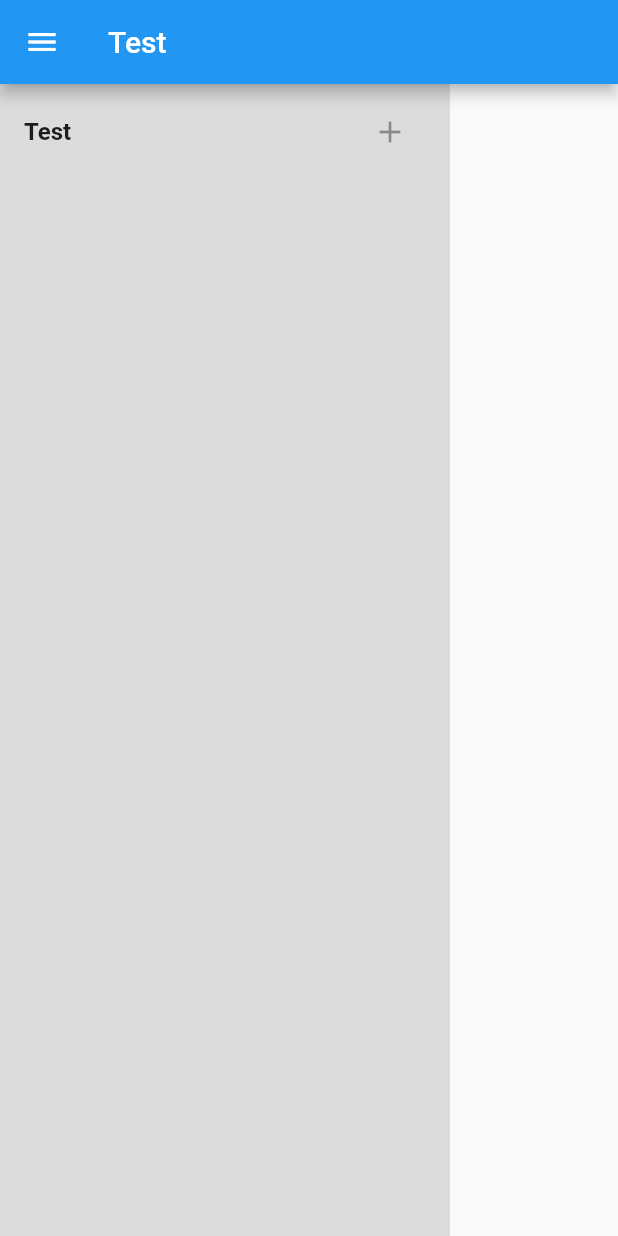
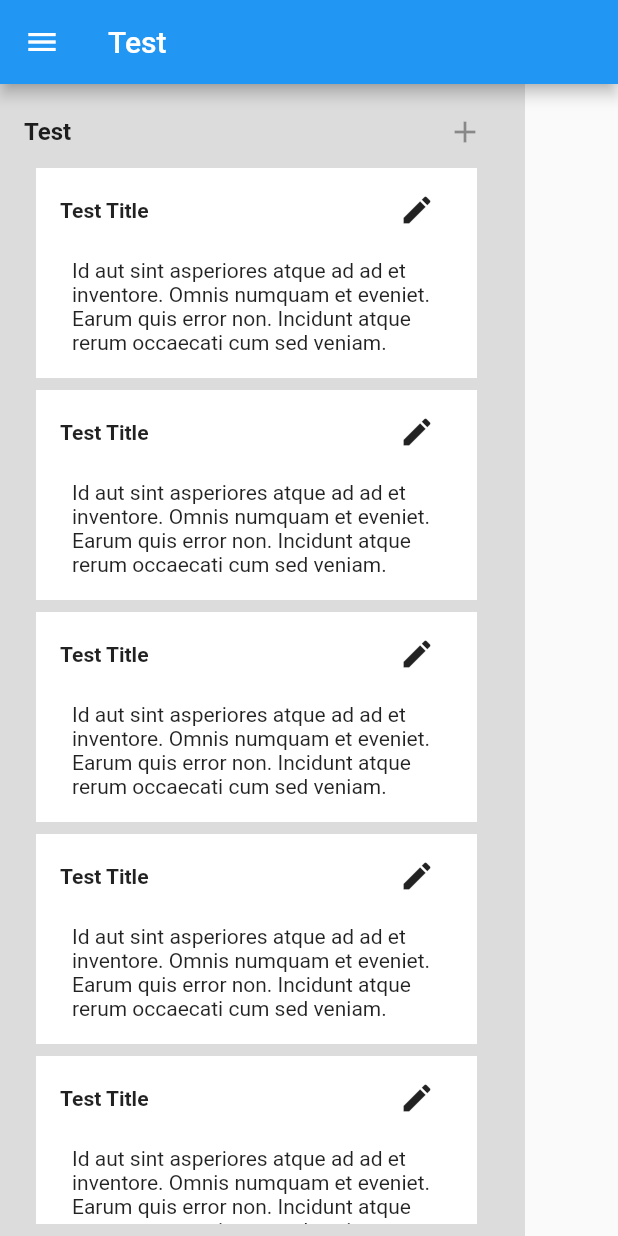
Before and after one commit to gabrielslater/task-board, a Flutter app: the screen it shows after launch, on a phone screen of 412 x 824 dp. Run offline on Flutter 3.47's test engine with Material 2 defaults, Android fonts, the phone set to English and light mode, and no system bars.

Commit message:
Display cards in a list view

```diff
--- /dev/null
+++ b/lib/card.dart
@@ -0,0 +1,72 @@
+import 'package:flutter/material.dart';
+
+class KanbanCard extends StatelessWidget {
+  const KanbanCard({Key? key}) : super(key: key);
+
+  @override
+  Widget build(BuildContext context) {
+    return Container(
+      color: Colors.white,
+      margin: const EdgeInsets.fromLTRB(8, 0, 16, 8),
+      padding: const EdgeInsets.fromLTRB(16, 4, 16, 8),
+      child: Column(
+        crossAxisAlignment: CrossAxisAlignment.start,
+        children: <Widget>[
+          Row(
+            children: <Widget>[
+              const Text(
+                "Test Title",
+                style: TextStyle(
+                  fontSize: 14,
+                  fontWeight: FontWeight.bold,
+                ),
+              ),
+              const Spacer(),
+              IconButton(
+                onPressed: () {},
+                icon: const Icon(Icons.edit),
+              )
+            ],
+          ),
+          Container(
+            padding: const EdgeInsets.all(8),
+            child: const Text(
+                "Id aut sint asperiores atque ad ad et inventore. Omnis numquam "
+                "et eveniet. Earum quis error non. Incidunt atque rerum "
+                "occaecati cum sed veniam."),
+          )
+        ],
+      ),
+    );
+  }
+}
+
+// return Container(
+// padding: const EdgeInsets.all(8),
+// color: Colors.white,
+// child: FittedBox(
+// child: Column(
+// mainAxisSize: MainAxisSize.min,
+// crossAxisAlignment: CrossAxisAlignment.start,
+// children: [
+// const Text(
+// "Test",
+// style: TextStyle(
+// fontWeight: FontWeight.bold,
+// fontSize: 14,
+// ),
+// ),
+// Flexible(
+// child: Container(
+// padding: const EdgeInsets.all(8),
+// child: const Text(
+// "Id aut sint asperiores atque ad ad et inventore. Omnis numquam "
+// "et eveniet. Earum quis error non. Incidunt atque rerum "
+// "occaecati cum sed veniam.",
+// ),
+// ),
+// ),
+// ],
+// ),
+// ),
+// );
--- a/lib/screens/workspace.dart
+++ b/lib/screens/workspace.dart
@@ -1,3 +1,4 @@
+import 'package:final_project_kanban_board/card.dart';
 import 'package:flutter/material.dart';
 
 class KanbanWorkspace extends StatelessWidget {
@@ -11,11 +12,11 @@ class KanbanWorkspace extends StatelessWidget {
   Widget _createCardColumn(BuildContext context) {
     return SizedBox(
       child: Container(
-        width: 300,
         padding: const EdgeInsets.fromLTRB(16, 8, 16, 8),
+        width: 350,
         color: Colors.black12,
         child: Column(
-          children: [
+          children: <Widget>[
             Row(
               children: const <Widget>[
                 Text(
@@ -32,6 +33,19 @@ class KanbanWorkspace extends StatelessWidget {
                 ),
               ],
             ),
+            Expanded(
+              child: ListView(
+                shrinkWrap: true,
+                scrollDirection: Axis.vertical,
+                children: <Widget>[
+                  KanbanCard(),
+                  KanbanCard(),
+                  KanbanCard(),
+                  KanbanCard(),
+                  KanbanCard(),
+                ],
+              ),
+            ),
           ],
         ),
       ),
```
